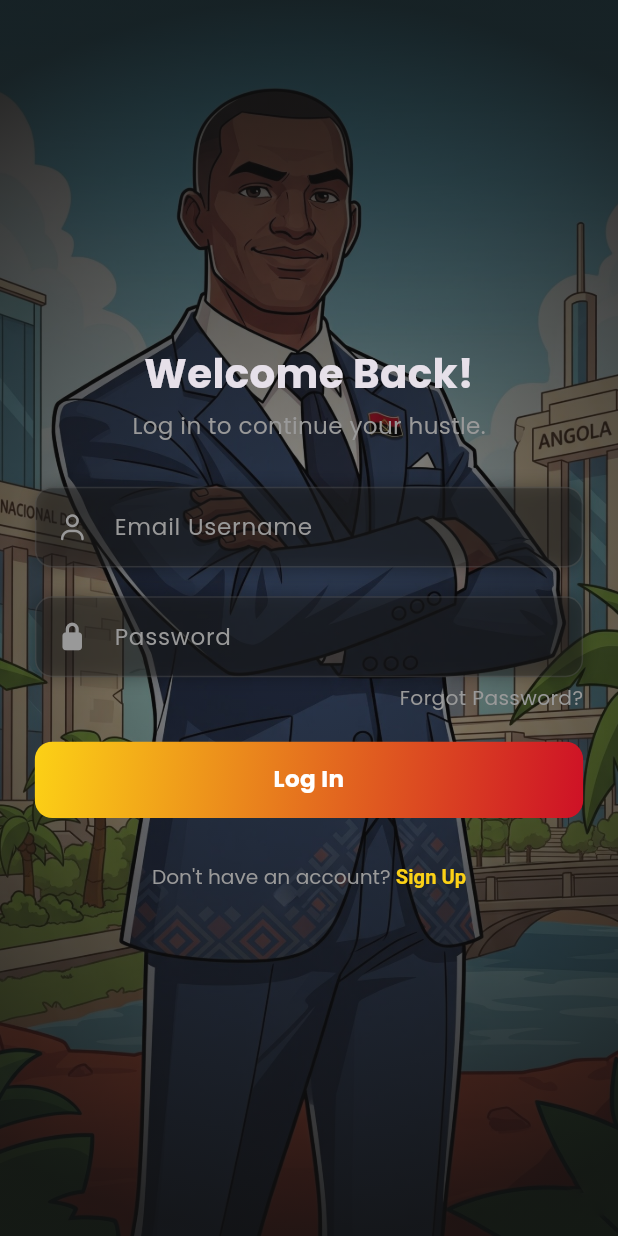
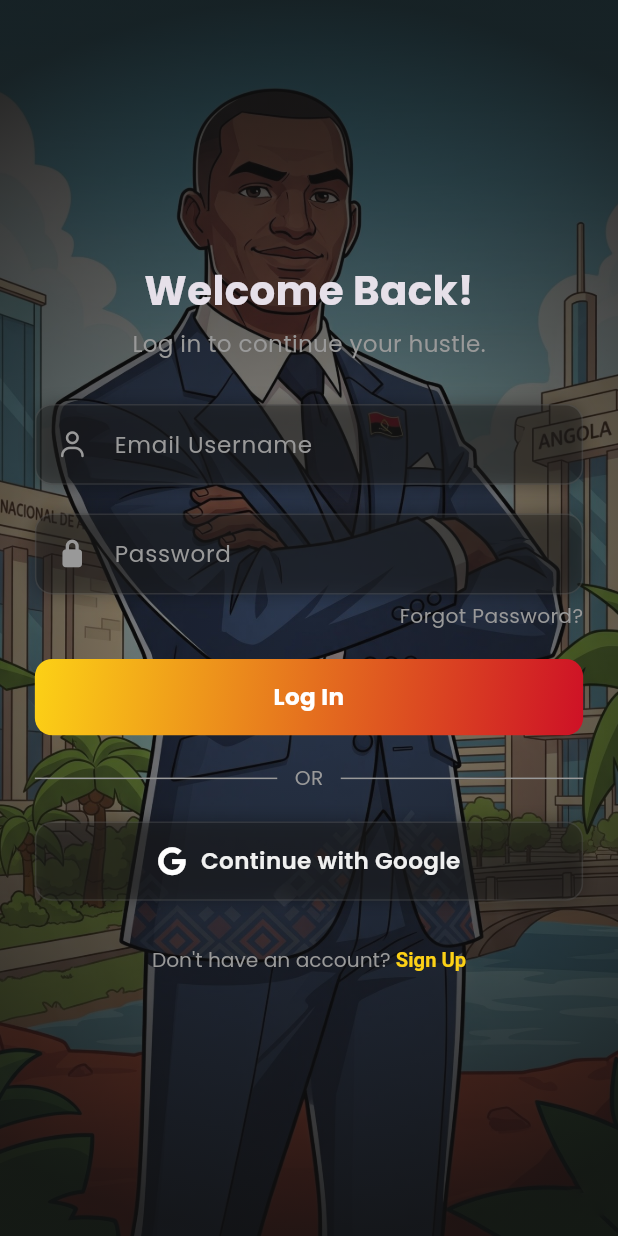
Before and after one commit to HustleCoinProject/hustlecoin_frontend, a Flutter app: the screen it shows after launch, after a tap on "START MY HUSTLE", on a phone screen of 412 x 824 dp. Run offline on Flutter 3.47's test engine with Material 3 defaults, Android fonts, the phone set to English and light mode, and no system bars; our stand-ins replace audioplayers, firebase_auth, firebase_core, flutter_map, flutter_riverpod, font_awesome_flutter and 6 more; missing offline and left inert: h3_flutter; accounts and stored records are empty; generated files the repository leaves out were written again; network calls fail.

Commit message:
added google sign in

```diff
--- a/lib/features/auth/login_screen.dart
+++ b/lib/features/auth/login_screen.dart
@@ -136,6 +136,67 @@ class LoginScreen extends ConsumerWidget {
                         },
                       ),
                     ),
+                    SizedBox(height: 20.s),
+
+                    // Or Divider
+                    Row(
+                      children: [
+                        Expanded(child: Divider(color: AppColors.textGrey)),
+                        Padding(
+                          padding: ResponsiveUtils.pSymmetric(horizontal: 12.0),
+                          child: Text(
+                            'OR',
+                            style: TextStyle(
+                              color: AppColors.textGrey,
+                              fontSize: 14.f,
+                            ),
+                          ),
+                        ),
+                        Expanded(child: Divider(color: AppColors.textGrey)),
+                      ],
+                    ),
+                    SizedBox(height: 20.s),
+
+                    // Google Sign-In Button
+                    SizedBox(
+                      width: double.infinity,
+                      child: GlassContainer(
+                        borderRadius: 12,
+                        child: Material(
+                          color: Colors.transparent,
+                          child: InkWell(
+                            borderRadius: BorderRadius.circular(12.r),
+                            onTap: () async {
+                              await ref
+                                  .read(authControllerProvider.notifier)
+                                  .signInWithGoogle();
+                            },
+                            child: Padding(
+                              padding: ResponsiveUtils.pSymmetric(vertical: 15.0),
+                              child: Row(
+                                mainAxisAlignment: MainAxisAlignment.center,
+                                children: [
+                                  Icon(
+                                    FontAwesomeIcons.google,
+                                    color: Colors.white,
+                                    size: 20.s,
+                                  ),
+                                  SizedBox(width: 10.s),
+                                  Text(
+                                    'Continue with Google',
+                                    style: TextStyle(
+                                      color: AppColors.textLight,
+                                      fontSize: 16.f,
+                                      fontWeight: FontWeight.w600,
+                                    ),
+                                  ),
+                                ],
+                              ),
+                            ),
+                          ),
+                        ),
+                      ),
+                    ),
                     SizedBox(height: 30.s),
 
                     // Sign Up Link
--- a/lib/main.dart
+++ b/lib/main.dart
@@ -2,6 +2,8 @@ import 'package:flutter/material.dart';
 import 'package:flutter_riverpod/flutter_riverpod.dart';
 import 'package:shared_preferences/shared_preferences.dart';
 import 'package:hustlecoin/features/auth/start_screen.dart';
+import 'package:firebase_core/firebase_core.dart';
+import 'firebase_options.dart';
 
 import 'package:hustlecoin/features/home/home_screen.dart';
 
@@ -104,6 +106,17 @@ Future<void> main() async {
   // Ensure Flutter bindings are initialized
   WidgetsFlutterBinding.ensureInitialized();
   print('DEBUG: main() - Flutter bindings initialized');
+
+  // Initialize Firebase
+  print('DEBUG: main() - Initializing Firebase...');
+  try {
+    await Firebase.initializeApp(
+      options: DefaultFirebaseOptions.currentPlatform,
+    );
+    print('DEBUG: main() - ✅ Firebase initialized successfully');
+  } catch (e) {
+    print('DEBUG: main() - ❌ Failed to initialize Firebase: $e');
+  }
 
   // Initialize Hive for caching
   print('DEBUG: main() - Initializing Hive...');
--- a/pubspec.yaml
+++ b/pubspec.yaml
@@ -51,6 +51,11 @@ dependencies:
 
   hive_flutter: ^1.1.0
   path_provider: ^2.1.5
+
+  # Firebase dependencies
+  firebase_core: ^3.10.0
+  firebase_auth: ^5.3.4
+  google_sign_in: ^6.2.2
 
 dev_dependencies:
   flutter_test:
```
Also changed, not shown: lib/data/repositories/api_repository.dart (+15 -1 lines), lib/data/repositories/data_repository.dart (+8 -0 lines), lib/providers/auth_provider.dart (+30 -2 lines), lib/services/firebase_auth_service.dart (added, +70 -0 lines), firebase.json (added), pubspec.lock, 7 other files.
